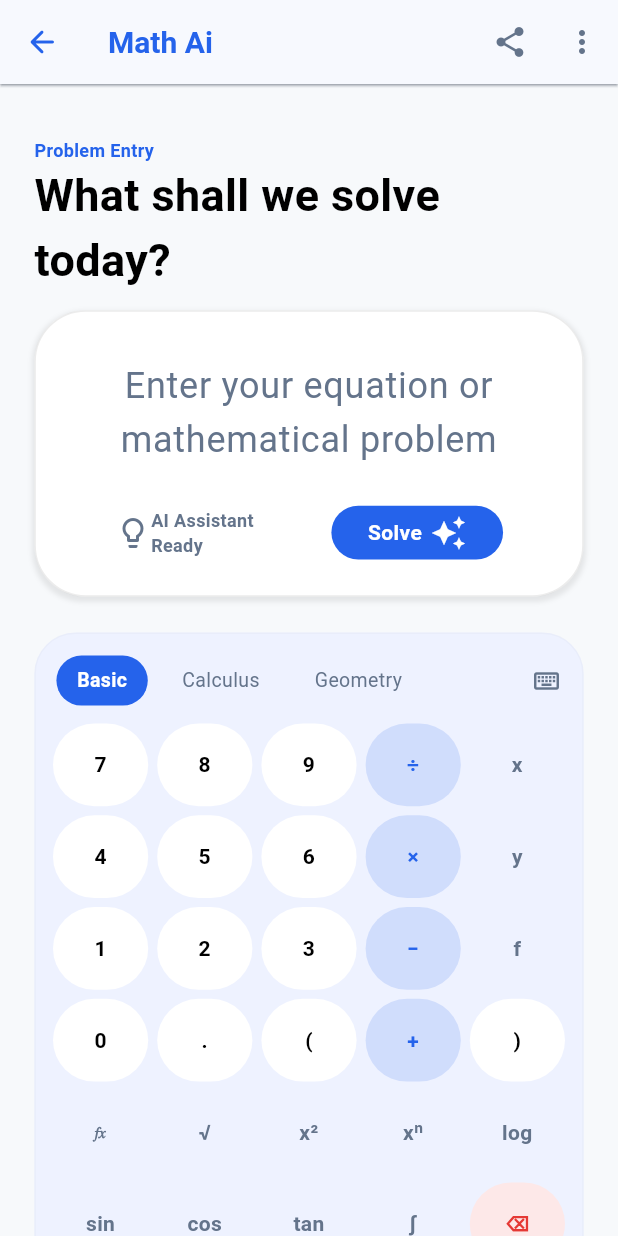
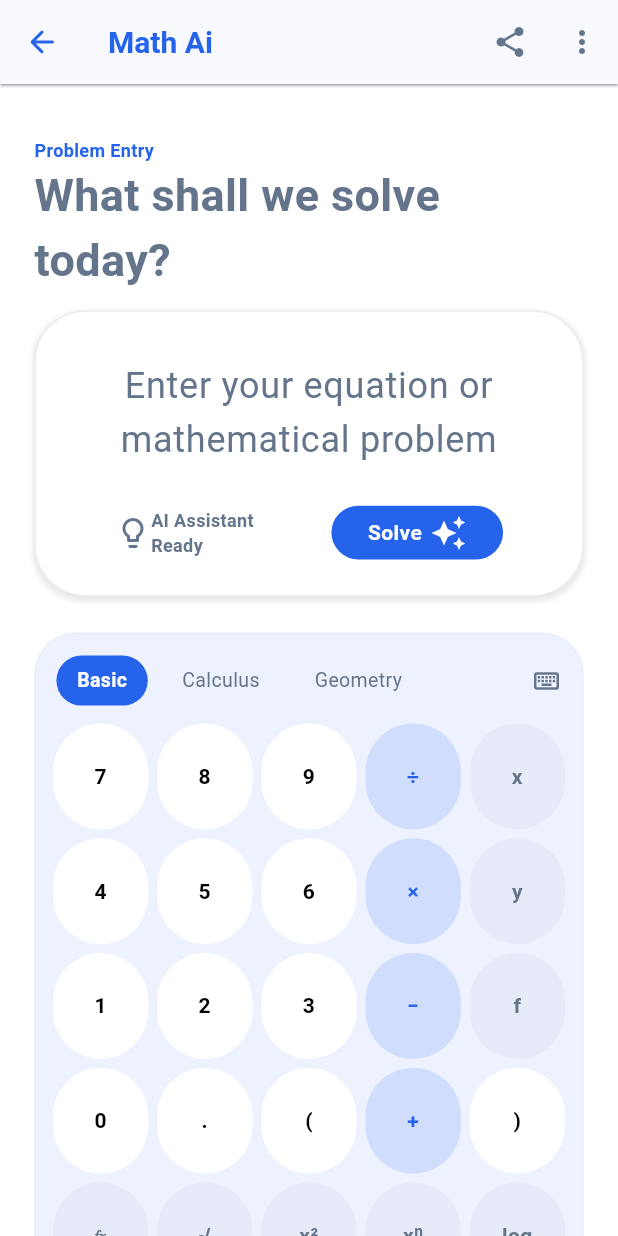
Before and after one commit to Danii56-cmd/Math-AI, a Flutter app: the CalculatorScreen screen opened by its route, on a phone screen of 412 x 824 dp. Run offline on Flutter 3.47's test engine with Material 3 defaults, Android fonts, the light colour scheme and no system bars; our stand-ins replace camera, flutter_screenutil, flutter_spinkit, image_picker.

Commit message:
Math AI updated Providers

```diff
--- a/lib/core/appcolors.dart
+++ /dev/null
@@ -1,72 +0,0 @@
-import 'package:flutter/material.dart';
-import 'package:math_ai/core/app_constants.dart';
-
-class AppColors with ChangeNotifier {
-  var _themeMode = ThemeMode.light;
-  ThemeMode get themeMode => _themeMode;
-  void setThemeMode(ThemeMode themeMode) {
-    _themeMode = themeMode;
-    notifyListeners();
-  }
-}
-
-class AppTheme {
-  static final lightTheme = ThemeData(
-    useMaterial3: true,
-    brightness: Brightness.light,
-    primaryColor: AppConstants.primaryColor,
-    colorScheme: ColorScheme.light(
-      primary: AppConstants.primaryColor,
-      secondary: AppConstants.primaryColor,
-      surface: Colors.white,
-      background: Colors.white,
-      onPrimary: Colors.white,
-      onSurface: Colors.black,
-      onBackground: Colors.black,
-    ),
-    scaffoldBackgroundColor: Colors.white,
-    appBarTheme: const AppBarTheme(
-      backgroundColor: Colors.white,
-      foregroundColor: Colors.black,
-      elevation: 0,
-    ),
-    textTheme: const TextTheme(
-      bodyLarge: TextStyle(color: Colors.black),
-      bodyMedium: TextStyle(color: Colors.black87),
-      titleLarge: TextStyle(color: Colors.black),
-      titleMedium: TextStyle(color: Colors.black87),
-      labelLarge: TextStyle(color: Colors.black),
-    ),
-    iconTheme: const IconThemeData(color: Colors.black),
-    cardColor: Colors.white,
-  );
-  static final darkTheme = ThemeData(
-    useMaterial3: true,
-    brightness: Brightness.dark,
-    primaryColor: AppConstants.primaryColor,
-    colorScheme: ColorScheme.dark(
-      primary: AppConstants.primaryColor,
-      secondary: AppConstants.primaryColor,
-      surface: const Color(0xFF1E1E1E),
-      background: const Color(0xFF121212),
-      onPrimary: Colors.black,
-      onSurface: Colors.white,
-      onBackground: Colors.white,
-    ),
-    scaffoldBackgroundColor: const Color(0xFF121212),
-    appBarTheme: const AppBarTheme(
-      backgroundColor: Color(0xFF1E1E1E),
-      foregroundColor: Colors.white,
-      elevation: 0,
-    ),
-    textTheme: const TextTheme(
-      bodyLarge: TextStyle(color: Colors.white),
-      bodyMedium: TextStyle(color: Colors.white70),
-      titleLarge: TextStyle(color: Colors.white),
-      titleMedium: TextStyle(color: Colors.white70),
-      labelLarge: TextStyle(color: Colors.white),
-    ),
-    iconTheme: const IconThemeData(color: Colors.white),
-    cardColor: const Color(0xFF1E1E1E),
-  );
-}
--- a/lib/main.dart
+++ b/lib/main.dart
@@ -4,6 +4,7 @@ import 'package:math_ai/core/theme.dart';
 import 'package:math_ai/provider/aichat_provider.dart';
 import 'package:math_ai/provider/course_provider.dart';
 import 'package:math_ai/provider/history_provider.dart';
+import 'package:math_ai/provider/homescreen_provider.dart';
 import 'package:math_ai/provider/navigation_provider.dart';
 import 'package:math_ai/view/Aichatbotbotscreen/Aichatbot_screen.dart';
 import 'package:math_ai/view/probleminput_screen.dart/calculator_screen.dart';
@@ -29,6 +30,7 @@ class MyApp extends StatelessWidget {
         ChangeNotifierProvider(create: (_) => AiChatProvider()),
         ChangeNotifierProvider(create: (_) => CourseProvider()),
         ChangeNotifierProvider(create: (_) => HistoryProvider()),
+        ChangeNotifierProvider(create: (_) => HomeProvider()),
       ],
       child: ScreenUtilInit(
         designSize: const Size(360, 690),
--- /dev/null
+++ b/lib/provider/homescreen_provider.dart
@@ -0,0 +1,51 @@
+import 'package:flutter/material.dart';
+
+class RecentActivityItem {
+  final String icon;
+  final String title;
+  final String subtitle;
+
+  RecentActivityItem({
+    required this.icon,
+    required this.title,
+    required this.subtitle,
+  });
+}
+
+class HomeProvider extends ChangeNotifier {
+  // 🔍 SEARCH
+  String _searchQuery = "";
+  String get searchQuery => _searchQuery;
+
+  void updateSearch(String value) {
+    _searchQuery = value;
+    notifyListeners();
+  }
+
+  // 🗂️ TAB
+  int _selectedTabIndex = 0;
+  int get selectedTabIndex => _selectedTabIndex;
+
+  void changeTab(int index) {
+    _selectedTabIndex = index;
+    notifyListeners();
+  }
+
+  // 📋 RECENT ACTIVITY
+  final List<RecentActivityItem> _recentActivity = [
+    RecentActivityItem(
+      icon: "assets/icons/quadratic.png", // replace with AppConstants
+      title: "Quadratic Equation",
+      subtitle: "Solved 2h ago • Algebra",
+    ),
+    RecentActivityItem(
+      icon: "assets/icons/compass.png", // replace with AppConstants
+      title: "Triangle Area",
+      subtitle: "Solved 5h ago • Geometry",
+    ),
+  ];
+
+  List<RecentActivityItem> get recentActivity => _recentActivity;
+
+  // later: add addActivity(), clearHistory(), etc.
+}
--- a/lib/view/courselibrary/courselibrary_screen.dart
+++ b/lib/view/courselibrary/courselibrary_screen.dart
@@ -100,6 +100,7 @@ class CourseLibraryScreen extends StatelessWidget {
                           ),
                         ),
                       ),
+                      onChanged: (value) => courseProvider.updateSearch(value),
                     );
                   },
                 ),
--- a/lib/view/history/history_screen.dart
+++ b/lib/view/history/history_screen.dart
@@ -19,7 +19,7 @@ class HistoryScreen extends StatelessWidget {
         elevation: 0.7,
         shadowColor: c.subtitle.withOpacity(0.1),
         leading: IconButton(
-          icon: Icon(Icons.arrow_back_rounded, color: c.title),
+          icon: Icon(Icons.arrow_back_rounded, color: c.primary),
           onPressed: () {
             final navProvider = Provider.of<NavigationProvider>(
               context,
@@ -38,11 +38,11 @@ class HistoryScreen extends StatelessWidget {
         ),
         actions: [
           IconButton(
-            icon: Icon(Icons.share_rounded, color: c.title),
+            icon: Icon(Icons.share_rounded, color: c.primary),
             onPressed: () {},
           ),
           IconButton(
-            icon: Icon(Icons.more_vert_rounded, color: c.title),
+            icon: Icon(Icons.more_vert_rounded, color: c.primary),
             onPressed: () {},
           ),
         ],
--- a/lib/view/probleminput_screen.dart/calculator_screen.dart
+++ b/lib/view/probleminput_screen.dart/calculator_screen.dart
@@ -25,7 +25,7 @@ class _CalculatorScreenState extends State<CalculatorScreen> {
     final c = AppColors.of(context);
     // final themeProvider = Provider.of<ThemeChangerProvider>(context);
     return Scaffold(
-      backgroundColor: Color.fromARGB(255, 247, 249, 251),
+      // backgroundColor: Color.fromARGB(255, 247, 249, 251),
       appBar: AppBar(
         backgroundColor: c.card,
         shadowColor: c.subtitle,
@@ -79,7 +79,7 @@ class _CalculatorScreenState extends State<CalculatorScreen> {
                   style: TextStyle(
                     fontSize: 30,
                     fontWeight: FontWeight.bold,
-                    color: c.title,
+                    color: c.subtitle,
                   ),
                 ),
                 SizedBox(height: 10.h),
--- a/lib/view/probleminput_screen.dart/calculator_widget.dart
+++ b/lib/view/probleminput_screen.dart/calculator_widget.dart
@@ -308,7 +308,7 @@ class _KeyGrid extends StatelessWidget {
       physics: const NeverScrollableScrollPhysics(),
       mainAxisSpacing: 6,
       crossAxisSpacing: 6,
-      childAspectRatio: 1.15,
+      childAspectRatio: 0.9,
       children: children,
     );
   }
@@ -348,7 +348,7 @@ class _CalcButton extends StatelessWidget {
       bg = c.primary.withOpacity(0.15);
       fg = c.primary;
     } else if (isFunction || isSpecial) {
-      bg = c.surfaceVariant;
+      bg = c.iconBgMuted;
       fg = c.subtitle;
     } else {
       // number
```
Also changed, not shown: lib/view/home/home_screen.dart (+27 -21 lines).
